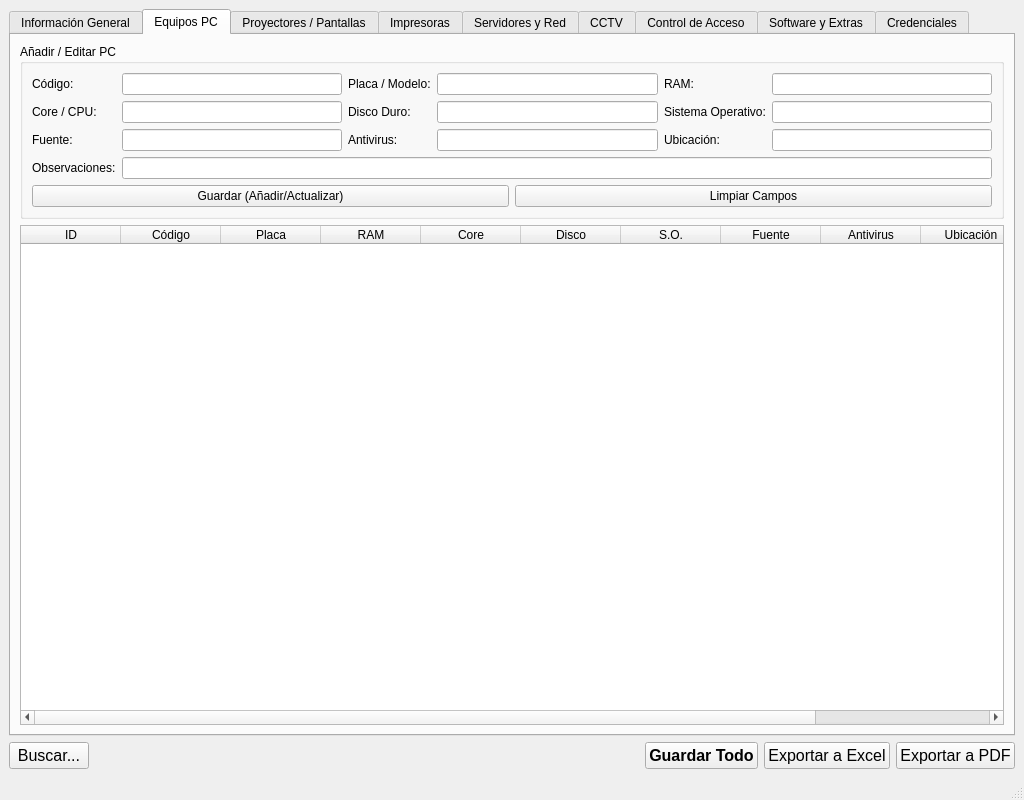
Old version of the form ui_inventario.ui in the repository SergeWinters/inventario_informatico.
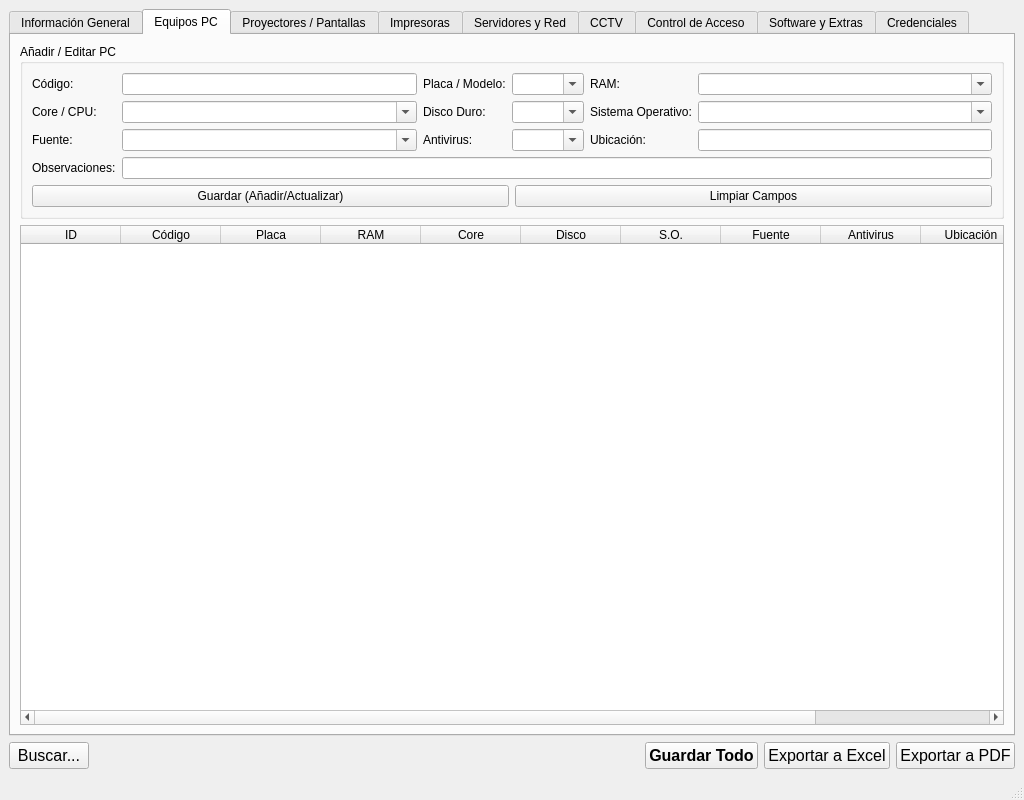
New version of the form. The open tabs and pages were chosen to show the change. Icons and pictures are not drawn.

Commit message: inventario capta informacion de recursos anteriores

```diff
--- a/ui_inventario.ui
+++ b/ui_inventario.ui
@@ -187,7 +187,11 @@
             </widget>
            </item>
            <item row="0" column="3">
-            <widget class="QLineEdit" name="input_pc_placa"/>
+            <widget class="QComboBox" name="combo_pc_placa">
+             <property name="editable">
+              <bool>true</bool>
+             </property>
+            </widget>
            </item>
            <item row="0" column="4">
             <widget class="QLabel" name="label_12">
@@ -197,7 +201,11 @@
             </widget>
            </item>
            <item row="0" column="5">
-            <widget class="QLineEdit" name="input_pc_ram"/>
+            <widget class="QComboBox" name="combo_pc_ram">
+             <property name="editable">
+              <bool>true</bool>
+             </property>
+            </widget>
            </item>
            <item row="1" column="0">
             <widget class="QLabel" name="label_13">
@@ -207,7 +215,11 @@
             </widget>
            </item>
            <item row="1" column="1">
-            <widget class="QLineEdit" name="input_pc_core"/>
+            <widget class="QComboBox" name="combo_pc_core">
+             <property name="editable">
+              <bool>true</bool>
+             </property>
+            </widget>
            </item>
            <item row="1" column="2">
             <widget class="QLabel" name="label_14">
@@ -217,7 +229,11 @@
             </widget>
            </item>
            <item row="1" column="3">
-            <widget class="QLineEdit" name="input_pc_disco"/>
+            <widget class="QComboBox" name="combo_pc_disco">
+             <property name="editable">
+              <bool>true</bool>
+             </property>
+            </widget>
            </item>
            <item row="1" column="4">
             <widget class="QLabel" name="label_15">
@@ -227,7 +243,11 @@
             </widget>
            </item>
            <item row="1" column="5">
-            <widget class="QLineEdit" name="input_pc_so"/>
+            <widget class="QComboBox" name="combo_pc_so">
+             <property name="editable">
+              <bool>true</bool>
+             </property>
+            </widget>
            </item>
            <item row="2" column="0">
             <widget class="QLabel" name="label_16">
@@ -237,7 +257,11 @@
             </widget>
            </item>
            <item row="2" column="1">
-            <widget class="QLineEdit" name="input_pc_fuente"/>
+            <widget class="QComboBox" name="combo_pc_fuente">
+             <property name="editable">
+              <bool>true</bool>
+             </property>
+            </widget>
            </item>
            <item row="2" column="2">
             <widget class="QLabel" name="label_41">
@@ -247,7 +271,11 @@
             </widget>
            </item>
            <item row="2" column="3">
-            <widget class="QLineEdit" name="input_pc_antivirus"/>
+            <widget class="QComboBox" name="combo_pc_antivirus">
+             <property name="editable">
+              <bool>true</bool>
+             </property>
+            </widget>
            </item>
            <item row="2" column="4">
             <widget class="QLabel" name="label_17">
```
Left out of the diff: 76 changed lines with no effect on the pictures. The commit also changes 4 other files.
